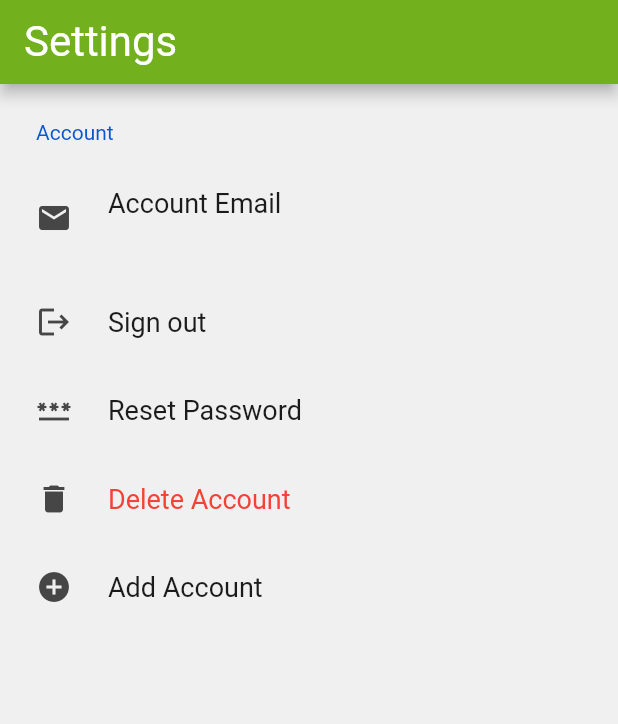
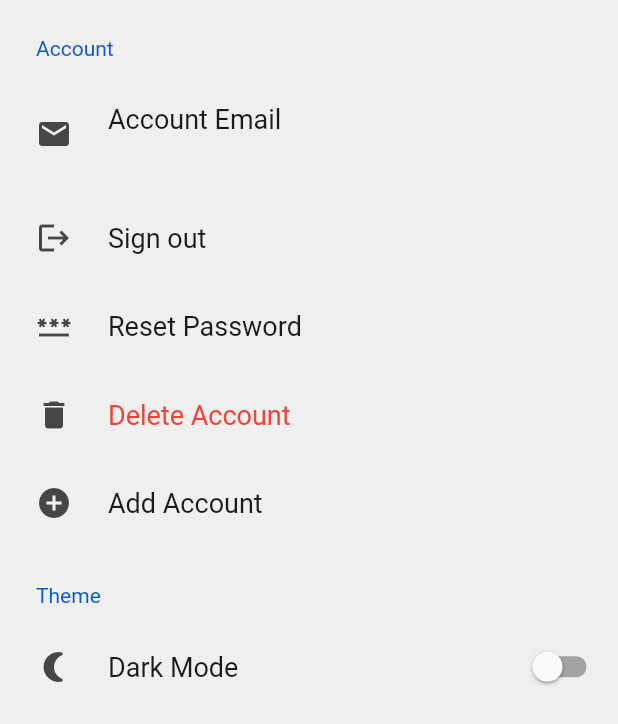
Before and after one commit to Dane-Halverson/SoftwareJobApp, a Flutter app: the SettingsStatefulWidget widget shown alone on an empty page, opened directly, on a phone screen of 412 x 824 dp. Shown: the top 724 px of the screen. Run offline on Flutter 3.47's test engine with Material 2 defaults, Android fonts, the phone set to English and light mode, and no system bars; drawn by our look-alikes of settings_ui; our stand-ins replace bloc, cloud_firestore, firebase_auth, firebase_core, flutter_bloc, flutter_slider_drawer and 2 more; missing offline and left inert: flutter_animated_icons; accounts and stored records are empty; generated files the repository leaves out were written again; network calls fail; Roboto replaces fonts that are missing (Poppins); statements that could not run were skipped.

Commit message:
added dark mode to settings

```diff
--- a/lib/ui/settings.dart
+++ b/lib/ui/settings.dart
@@ -23,41 +23,40 @@ class SettingsStatefulWidget extends StatefulWidget {
 class _SettingsStatefulWidgetState extends State<SettingsStatefulWidget> {
   User? user = FirebaseAuth.instance.currentUser;
   var instance = FirebaseAuth.instance;
+
+  bool darkMode = false;
+
   @override
   Widget build(BuildContext context) {
 
     late String? email = user?.email != null ? user?.email! : '';
-    return Scaffold(
-      appBar: AppBar(
-        title: Text("Settings"),
-      ),
-      body: SettingsList(
+    return SettingsList(
       sections: [
         SettingsSection(
-            title: Text('Account'),
+          title: const Text('Account'),
           tiles: <SettingsTile>[
             SettingsTile(
-                leading: Icon(Icons.email),
-                title: Text('Account Email'),
+              leading: const Icon(Icons.email),
+              title: const Text('Account Email'),
               value: Text(email!),
             ),
             SettingsTile(
-                leading: Icon(Icons.logout),
-                title: Text('Sign out'),
+              leading: const Icon(Icons.logout),
+              title: const Text('Sign out'),
               onPressed: (_) {
                 _onSignOut();
               },
             ),
             SettingsTile(
-                leading: Icon(Icons.password),
-                title: Text('Reset Password'),
+              leading: const Icon(Icons.password),
+              title: const Text('Reset Password'),
               onPressed: (_) {
                 _onSignOut();
               },
             ),
             SettingsTile(
-                leading: Icon(Icons.delete),
-                title: Text(
+              leading: const Icon(Icons.delete),
+              title: const Text(
                 'Delete Account',
                 style: TextStyle(
                   color: Colors.red,
@@ -68,29 +67,57 @@ class _SettingsStatefulWidgetState extends State<SettingsStatefulWidget> {
               },
             ),
             SettingsTile(
-                  leading: Icon(Icons.add_circle_outlined),
-                  title: Text('Add Account'),
+                leading: const Icon(Icons.add_circle_outlined),
+                title: const Text('Add Account'),
                 onPressed: (_) {
                   _onSignOut();
                 }
             ),
           ],
         ),
+        SettingsSection(
+            title: const Text('Theme'),
+            tiles: [
+              SettingsTile.switchTile(
+                  title: const Text('Dark Mode'),
+                  leading: const Icon(Icons.nightlight_round),
+                 initialValue: darkMode,
+                onToggle: (bool value) {
+                    setState(() {
+                      darkMode = !darkMode;if (value) {
+                        switchToDark();
+                      }
+                      else {
+                        switchToLight();
+                      }
+
+                    });
+
+                },
+              )
+            ])
       ],
-      ),
     );
   }
 
   _onSignOut() {
     instance.signOut();
+    toSignIn();
   }
 
 
   _onDeleteAccount() {
     user?.delete();
+    toSignIn();
   }
 
   toSignIn() {
     throw UnimplementedError();
   }
+
+  void switchToDark() {}
+
+  void switchToLight() {}
+
+
 }
```
Also changed, not shown: lib/ui/Menu.dart (+41 -13 lines). Lines whose indentation alone changed are shown as unchanged.
